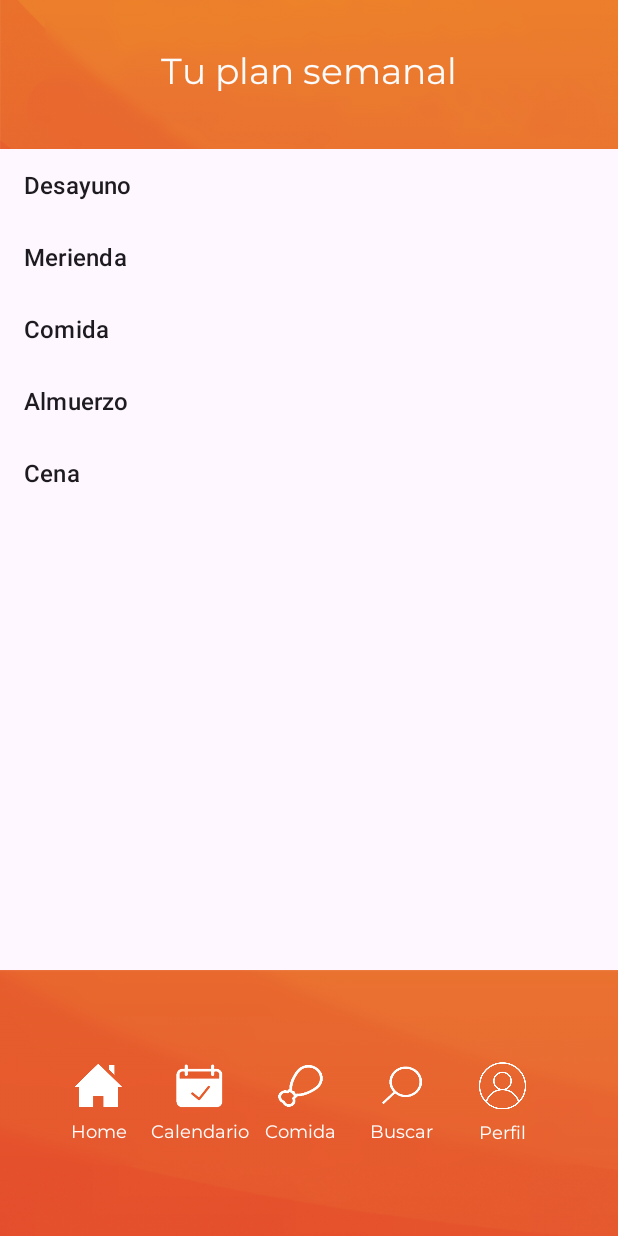
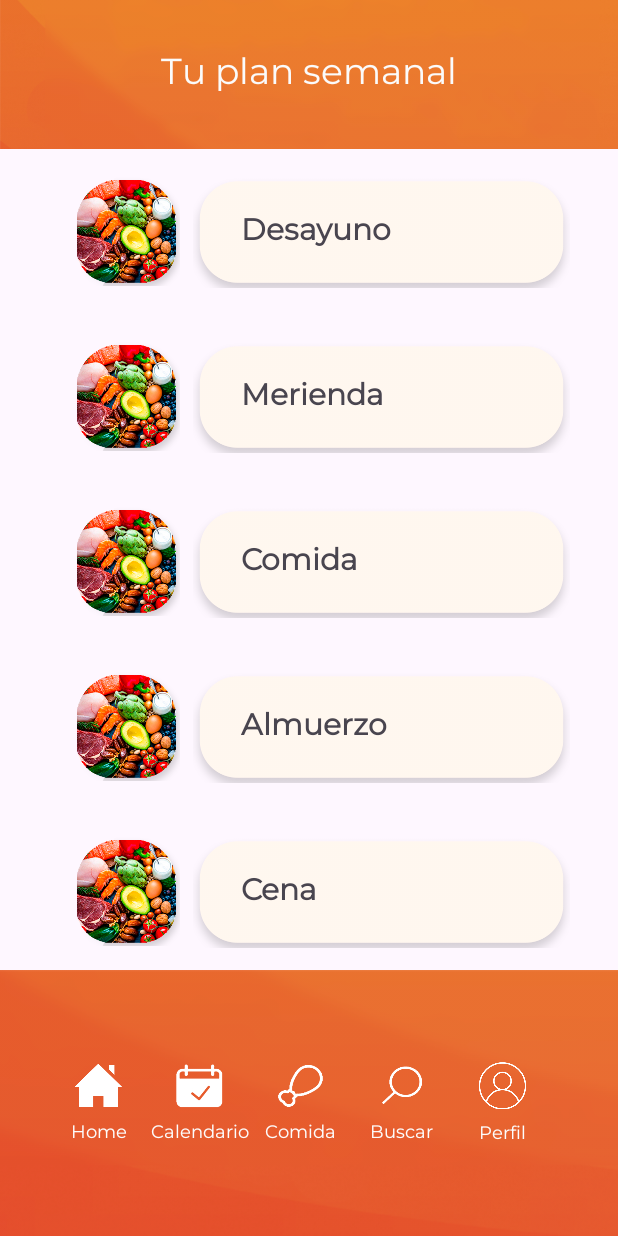
Before and after one commit to ulvercalleja/SmartEat, an Android app: the screen it shows after launch (ComidasPantalla), on a phone screen of 412 x 824 dp. Run offline under Robolectric (Android 15) with nearby library versions, the phone set to English and light mode, and no system bars.

Commit message:
Crasheo comida arreglado

```diff
--- a/app/src/main/java/proyecto/smarteat/ComidasAdapter.java
+++ b/app/src/main/java/proyecto/smarteat/ComidasAdapter.java
@@ -19,14 +19,14 @@ public class ComidasAdapter extends RecyclerView.Adapter<ComidasAdapter.ViewHold
     @NonNull
     @Override
     public ViewHolder onCreateViewHolder(@NonNull ViewGroup parent, int viewType) {
-        View view = LayoutInflater.from(parent.getContext()).inflate(android.R.layout.simple_list_item_1, parent, false);
+        View view = LayoutInflater.from(parent.getContext()).inflate(R.layout.row_comidas, parent, false);
         return new ViewHolder(view);
     }
 
     @Override
     public void onBindViewHolder(@NonNull ViewHolder holder, int position) {
-        String meal = listaComida.get(position);
-        holder.textView.setText(meal);
+        String nombreComida = listaComida.get(position);
+        holder.nombreComida.setText(nombreComida);
     }
 
     @Override
@@ -35,11 +35,11 @@ public class ComidasAdapter extends RecyclerView.Adapter<ComidasAdapter.ViewHold
     }
 
     public static class ViewHolder extends RecyclerView.ViewHolder {
-        TextView textView;
+        TextView nombreComida;
 
         public ViewHolder(View itemView) {
             super(itemView);
-            textView = itemView.findViewById(android.R.id.text1);
+            nombreComida = itemView.findViewById(R.id.rctvNombreComida);
         }
     }
 }
--- a/app/src/main/java/proyecto/smarteat/ComidasPantalla.java
+++ b/app/src/main/java/proyecto/smarteat/ComidasPantalla.java
@@ -19,7 +19,6 @@ public class ComidasPantalla extends AppCompatActivity {
         setContentView(R.layout.comidas_pantalla);
 
         String dayName = getIntent().getStringExtra(NOMBRE_DIA_INFO);
-        getSupportActionBar().setTitle(dayName); // Establece el título de la actividad al día seleccionado.
 
         recyclerViewComidas = findViewById(R.id.recyclerViewComidas);
         recyclerViewComidas.setLayoutManager(new LinearLayoutManager(this));
```
Also changed, not shown: app/src/main/java/proyecto/smarteat/DiasSemanaAdapter.java (+6 -6 lines).
